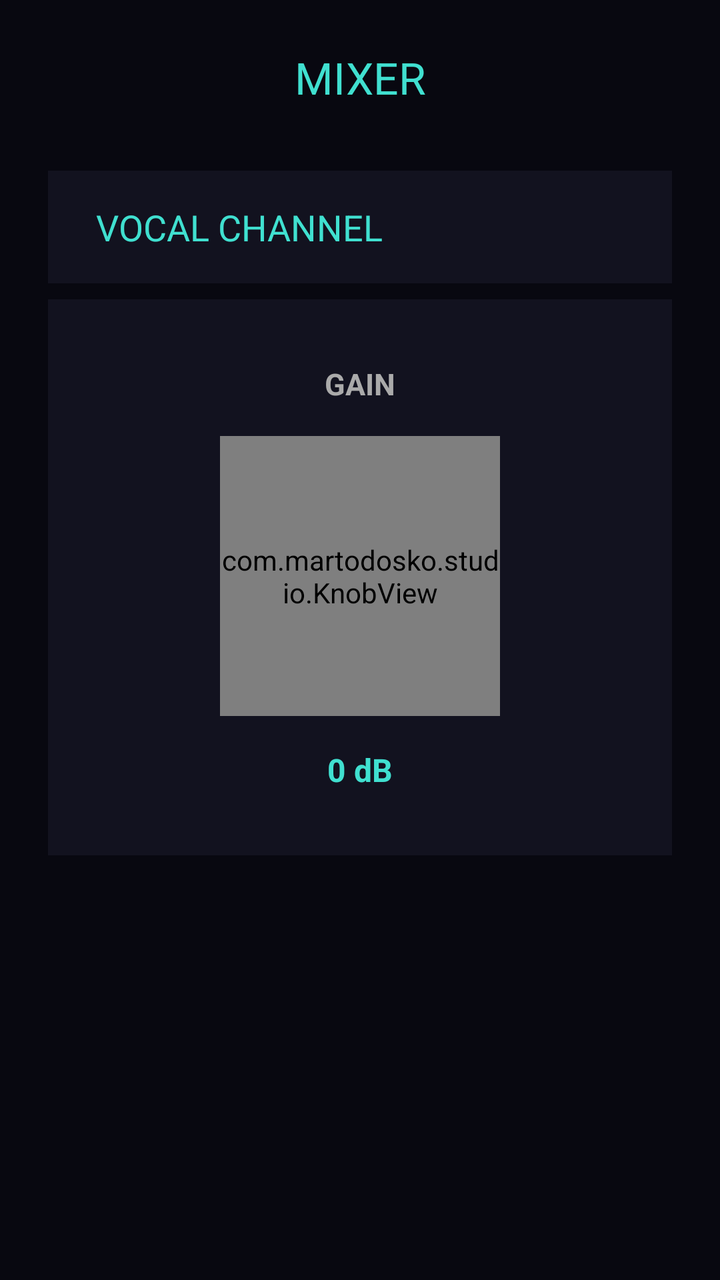
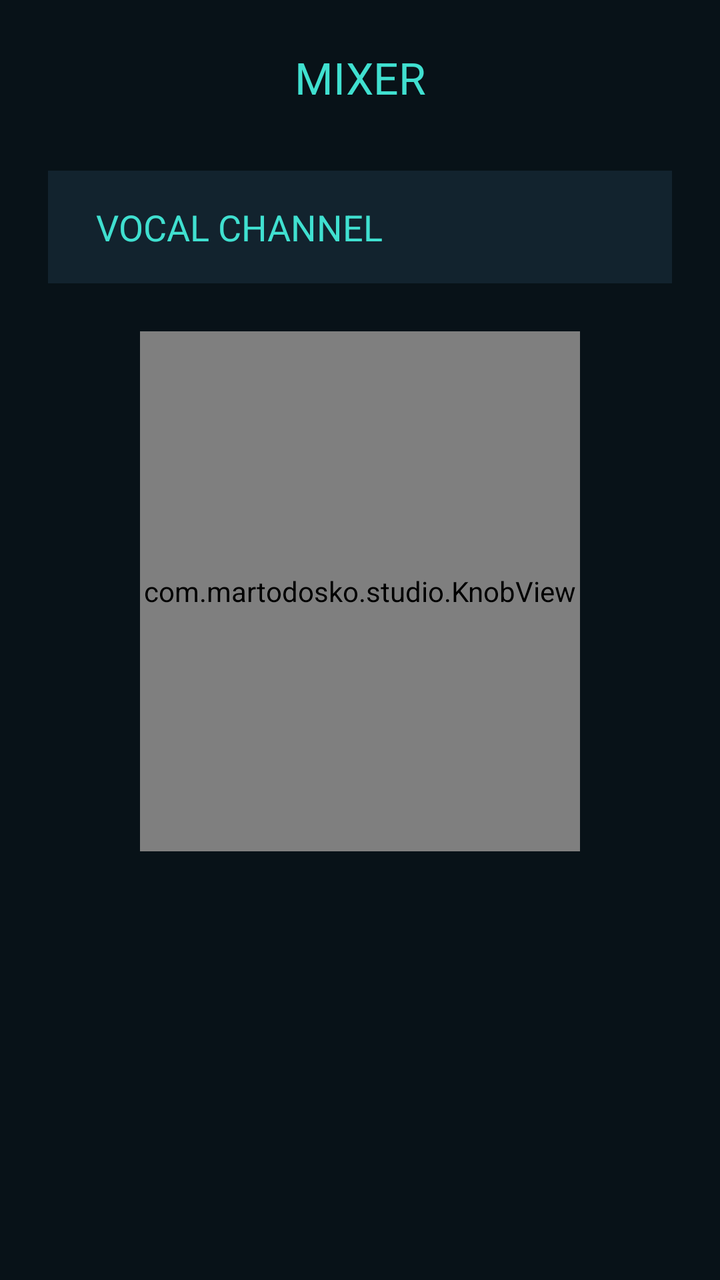

An Android layout rendered at two revisions. The XML below is the earlier revision; the diff shows what the commit changed to produce the second picture.
<!-- AndroidManifest.xml: activity theme Theme.AppCompat.Light.NoActionBar -->
<!-- res/layout/activity_mixer.xml -->
<?xml version="1.0" encoding="utf-8"?>
<ScrollView xmlns:android="http://schemas.android.com/apk/res/android"
    android:layout_width="match_parent"
    android:layout_height="match_parent"
    android:background="#080810"
    android:fillViewport="true">

    <LinearLayout
        android:layout_width="match_parent"
        android:layout_height="wrap_content"
        android:orientation="vertical"
        android:padding="24dp">

        
        <TextView
            android:layout_width="match_parent"
            android:layout_height="wrap_content"
            android:text="MIXER"
            android:textColor="#40E0D0"
            android:textSize="22sp"
            android:gravity="center"
            android:paddingBottom="32dp"/>

        
        <TextView
            android:layout_width="match_parent"
            android:layout_height="wrap_content"
            android:text="VOCAL CHANNEL"
            android:textColor="#40E0D0"
            android:textSize="18sp"
            android:paddingTop="16dp"
            android:paddingBottom="16dp"
            android:paddingLeft="24dp"
            android:paddingRight="24dp"
            android:background="#12121F"/>

        
        <LinearLayout
            android:layout_width="match_parent"
            android:layout_height="wrap_content"
            android:orientation="vertical"
            android:gravity="center_horizontal"
            android:paddingTop="32dp"
            android:paddingBottom="32dp"
            android:paddingLeft="48dp"
            android:paddingRight="48dp"
            android:background="#12121F"
            android:layout_marginTop="8dp">

            
            <TextView
                android:layout_width="wrap_content"
                android:layout_height="wrap_content"
                android:text="GAIN"
                android:textColor="#AAAAAA"
                android:textSize="15sp"
                android:textStyle="bold"
                android:layout_marginBottom="16dp"/>

            
            <com.martodosko.studio.KnobView
                android:id="@+id/knob_gain"
                android:layout_width="140dp"
                android:layout_height="140dp"/>

            
            <TextView
                android:id="@+id/tv_gain_value"
                android:layout_width="wrap_content"
                android:layout_height="wrap_content"
                android:text="0 dB"
                android:textColor="#40E0D0"
                android:textSize="16sp"
                android:textStyle="bold"
                android:layout_marginTop="16dp"/>
        </LinearLayout>
    </LinearLayout>
</ScrollView>
<!-- resources referenced by this layout -->
<resources>

</resources>

<!-- the commit's change to res/layout/activity_mixer.xml (unified diff, before → after) -->
@@ -2,7 +2,7 @@
 <ScrollView xmlns:android="http://schemas.android.com/apk/res/android"
     android:layout_width="match_parent"
     android:layout_height="match_parent"
-    android:background="#080810"
+    android:background="#081218"
     android:fillViewport="true">
 
     <LinearLayout
@@ -11,7 +11,6 @@
         android:orientation="vertical"
         android:padding="24dp">
 
-        
         <TextView
             android:layout_width="match_parent"
             android:layout_height="wrap_content"
@@ -21,7 +20,6 @@
             android:gravity="center"
             android:paddingBottom="32dp"/>
 
-        
         <TextView
             android:layout_width="match_parent"
             android:layout_height="wrap_content"
@@ -32,47 +30,14 @@
             android:paddingBottom="16dp"
             android:paddingLeft="24dp"
             android:paddingRight="24dp"
-            android:background="#12121F"/>
+            android:background="#12232E"/>
 
-        
-        <LinearLayout
-            android:layout_width="match_parent"
-            android:layout_height="wrap_content"
-            android:orientation="vertical"
-            android:gravity="center_horizontal"
-            android:paddingTop="32dp"
-            android:paddingBottom="32dp"
-            android:paddingLeft="48dp"
-            android:paddingRight="48dp"
-            android:background="#12121F"
-            android:layout_marginTop="8dp">
+        <com.martodosko.studio.KnobView
+            android:id="@+id/knob_gain"
+            android:layout_width="220dp"
+            android:layout_height="260dp"
+            android:layout_gravity="center"
+            android:layout_marginTop="24dp"/>
 
-            
-            <TextView
-                android:layout_width="wrap_content"
-                android:layout_height="wrap_content"
-                android:text="GAIN"
-                android:textColor="#AAAAAA"
-                android:textSize="15sp"
-                android:textStyle="bold"
-                android:layout_marginBottom="16dp"/>
-
-            
-            <com.martodosko.studio.KnobView
-                android:id="@+id/knob_gain"
-                android:layout_width="140dp"
-                android:layout_height="140dp"/>
-
-            
-            <TextView
-                android:id="@+id/tv_gain_value"
-                android:layout_width="wrap_content"
-                android:layout_height="wrap_content"
-                android:text="0 dB"
-                android:textColor="#40E0D0"
-                android:textSize="16sp"
-                android:textStyle="bold"
-                android:layout_marginTop="16dp"/>
-        </LinearLayout>
     </LinearLayout>
 </ScrollView>
